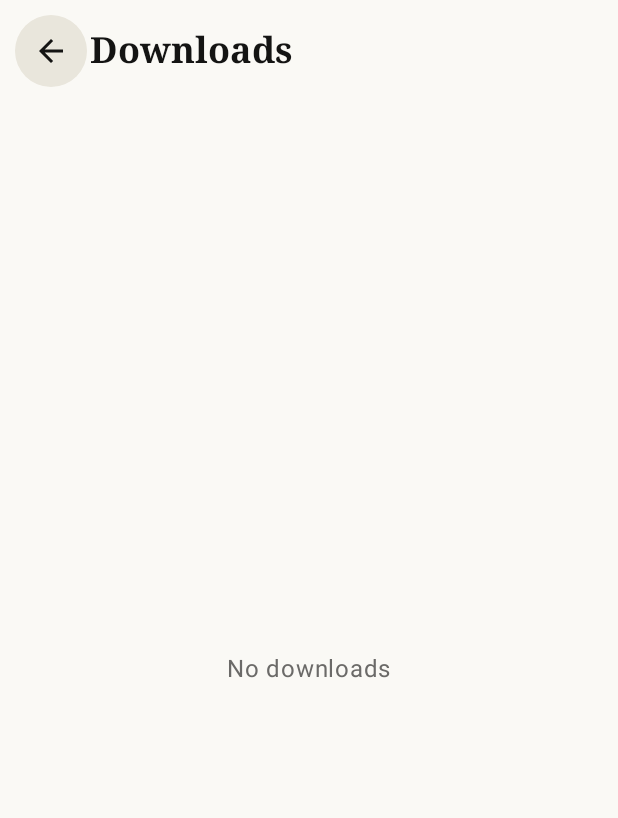
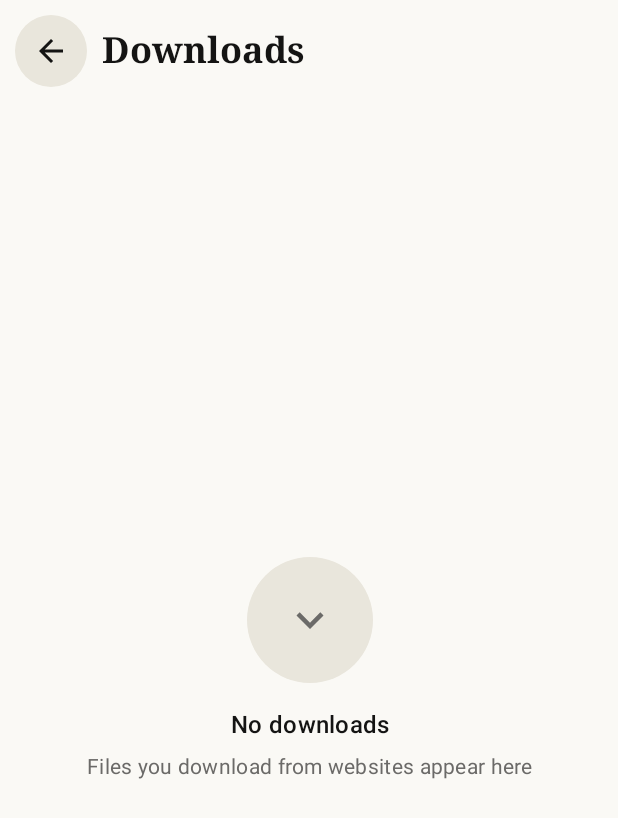
Before and after one commit to slman14422003-create/nova-browser, an Android app built with Jetpack Compose: the screen it shows after launch (PanelActivity), after a tap on "Downloads", on a phone screen of 412 x 824 dp. Shown: the top 818 px of the screen. Run offline under Robolectric (Android 15) with nearby library versions, the light colour scheme and no system bars; network calls fail; pictures from the network do not load.

Commit message:
Upload via GitHub Manager

```diff
--- a/app/src/main/AndroidManifest.xml
+++ b/app/src/main/AndroidManifest.xml
@@ -38,7 +38,7 @@
             android:launchMode="singleTask"
             android:hardwareAccelerated="true"
             android:supportsPictureInPicture="true"
-            android:configChanges="orientation|screenSize|smallestScreenSize|screenLayout|keyboardHidden|uiMode"
+            android:configChanges="orientation|screenSize|smallestScreenSize|screenLayout|keyboardHidden|keyboard|navigation|density|fontScale|colorMode|uiMode"
             android:windowSoftInputMode="adjustNothing">
             <intent-filter>
                 <action android:name="android.intent.action.MAIN" />
@@ -77,7 +77,7 @@
             android:name=".PanelActivity"
             android:exported="false"
             android:hardwareAccelerated="true"
-            android:configChanges="orientation|screenSize|smallestScreenSize|screenLayout|keyboardHidden|uiMode"
+            android:configChanges="orientation|screenSize|smallestScreenSize|screenLayout|keyboardHidden|keyboard|navigation|density|fontScale|colorMode|uiMode"
             android:windowSoftInputMode="adjustResize" />
     <service android:name=".DownloadService" android:exported="false" android:foregroundServiceType="dataSync" />
         <service android:name=".MediaService" android:exported="false" android:foregroundServiceType="mediaPlayback" />
--- a/app/src/main/java/com/nova/browser/core/I18n.kt
+++ b/app/src/main/java/com/nova/browser/core/I18n.kt
@@ -11,6 +11,37 @@ object I18n {
     fun code(): String = if (isEnglish()) "en" else "ar"
 
     val en: Map<String, String> = mapOf(
+        "صوت" to "Audio",
+        "صورة" to "Image",
+        "مستند" to "Document",
+        "أرشيف" to "Archive",
+        "تطبيق" to "App",
+        "ملف" to "file",
+        "حذف الملف؟" to "Delete file?",
+        "سيُحذف الملف من جهازك نهائياً." to "The file will be permanently deleted from your device.",
+        "جارٍ تنزيل " to "Downloading ",
+        " ملف" to " files",
+        "استئناف الكل" to "Resume all",
+        "مسح المكتملة من القائمة" to "Clear completed from list",
+        "الترتيب" to "Sort by",
+        "الأحدث أولاً" to "Newest first",
+        "الاسم" to "Name",
+        "الحجم" to "Size",
+        "بحث في التنزيلات" to "Search downloads",
+        "جارٍ" to "Active",
+        "مكتمل" to "Completed",
+        "لا نتائج" to "No results",
+        "مسح المكتملة من القائمة؟" to "Clear completed from the list?",
+        "تُزال من القائمة فقط، وتبقى الملفات على جهازك." to "They are removed from the list only; the files stay on your device.",
+        "الملفات التي تنزّلها من المواقع تظهر هنا" to "Files you download from websites appear here",
+        "اضغط «المفضلة» في قائمة الخيارات لحفظ الصفحة هنا" to "Tap “Favorites” in the options menu to save a page here",
+        "الصفحات التي تزورها تظهر هنا" to "Pages you visit appear here",
+        "اليوم" to "Today",
+        "أمس" to "Yesterday",
+        "آخر ساعة" to "Last hour",
+        "آخر 7 أيام" to "Last 7 days",
+        "كل السجل" to "All history",
+        "تم المسح" to "Cleared",
         "خلفية الترجمة" to "Caption background",
         "حجم الترجمة" to "Caption size",
         "إخفاء Shorts" to "Hide Shorts",
--- /dev/null
+++ b/app/src/main/java/com/nova/browser/ui/PanelKit.kt
@@ -0,0 +1,115 @@
+package com.nova.browser
+
+import androidx.compose.foundation.background
+import androidx.compose.foundation.horizontalScroll
+import androidx.compose.foundation.layout.*
+import androidx.compose.foundation.rememberScrollState
+import androidx.compose.foundation.shape.CircleShape
+import androidx.compose.foundation.shape.RoundedCornerShape
+import androidx.compose.material.icons.Icons
+import androidx.compose.material.icons.automirrored.filled.ArrowBack
+import androidx.compose.material.icons.filled.*
+import androidx.compose.material3.*
+import androidx.compose.runtime.*
+import androidx.compose.ui.Alignment
+import androidx.compose.ui.Modifier
+import androidx.compose.ui.draw.clip
+import androidx.compose.ui.graphics.Color
+import androidx.compose.ui.graphics.vector.ImageVector
+import androidx.compose.ui.text.font.FontWeight
+import androidx.compose.ui.text.style.TextAlign
+import androidx.compose.ui.text.style.TextOverflow
+import androidx.compose.ui.unit.dp
+
+/** أدوات واجهة مشتركة بين شاشات التنزيلات والمكتبة: شريط علوي، بحث، تبويبات، قائمة ⋮، وحالة فارغة. */
+
+@Composable
+fun PanelTopBar(title: String, subtitle: String? = null, onBack: () -> Unit, actions: @Composable RowScope.() -> Unit = {}) {
+    val cs = MaterialTheme.colorScheme
+    Row(Modifier.fillMaxWidth().padding(horizontal = 8.dp, vertical = 10.dp), verticalAlignment = Alignment.CenterVertically) {
+        RoundBtn(onClick = onBack) { Icon(Icons.AutoMirrored.Filled.ArrowBack, L("رجوع")) }
+        Spacer(Modifier.width(8.dp))
+        Column(Modifier.weight(1f)) {
+            Text(title, style = MaterialTheme.typography.headlineSmall, fontWeight = FontWeight.Bold, maxLines = 1, overflow = TextOverflow.Ellipsis)
+            if (subtitle != null) Text(subtitle, style = MaterialTheme.typography.bodySmall, color = cs.onSurfaceVariant, maxLines = 1, overflow = TextOverflow.Ellipsis)
+        }
+        actions()
+    }
+}
+
+/** زر ⋮ دائري يفتح قائمة؛ محتواها يستلم دالة إغلاق. */
+@Composable
+fun PanelMenu(content: @Composable ColumnScope.(close: () -> Unit) -> Unit) {
+    var open by remember { mutableStateOf(false) }
+    Box {
+        RoundBtn(onClick = { open = true }) { Icon(Icons.Default.MoreVert, L("المزيد")) }
+        DropdownMenu(expanded = open, onDismissRequest = { open = false }, shape = RoundedCornerShape(20.dp)) {
+            content({ open = false })
+        }
+    }
+}
+
+@Composable
+fun PanelSearch(value: String, onChange: (String) -> Unit, placeholder: String) {
+    val cs = MaterialTheme.colorScheme
+    TextField(
+        value = value, onValueChange = onChange, singleLine = true,
+        placeholder = { Text(placeholder) }, leadingIcon = { Icon(Icons.Default.Search, null) },
+        trailingIcon = if (value.isNotEmpty()) ({ IconButton(onClick = { onChange("") }) { Icon(Icons.Default.Close, L("مسح")) } }) else null,
+        shape = RoundedCornerShape(28.dp),
+        colors = TextFieldDefaults.colors(
+            focusedIndicatorColor = Color.Transparent, unfocusedIndicatorColor = Color.Transparent, disabledIndicatorColor = Color.Transparent,
+            focusedContainerColor = cs.surfaceContainerHigh, unfocusedContainerColor = cs.surfaceContainerHigh
+        ),
+        modifier = Modifier.fillMaxWidth().padding(horizontal = 16.dp, vertical = 6.dp)
+    )
+}
+
+/** تبويبات مقسّمة بعرض كامل (اختيار واحد). */
+@Composable
+fun PanelSegments(items: List<String>, selected: Int, onSelect: (Int) -> Unit) {
+    val cs = MaterialTheme.colorScheme
+    Surface(shape = RoundedCornerShape(28.dp), color = cs.surfaceContainerHigh, modifier = Modifier.fillMaxWidth().padding(horizontal = 16.dp, vertical = 6.dp)) {
+        Row(Modifier.padding(4.dp), horizontalArrangement = Arrangement.spacedBy(4.dp)) {
+            items.forEachIndexed { i, t ->
+                val on = i == selected
+                Surface(
+                    onClick = { onSelect(i) }, shape = RoundedCornerShape(24.dp),
+                    color = if (on) cs.primaryContainer else Color.Transparent, modifier = Modifier.weight(1f)
+                ) {
+                    Text(
+                        t, Modifier.fillMaxWidth().padding(vertical = 11.dp), textAlign = TextAlign.Center, maxLines = 1,
+                        style = MaterialTheme.typography.labelLarge, fontWeight = if (on) FontWeight.Bold else FontWeight.Medium,
+                        color = if (on) cs.onPrimaryContainer else cs.onSurfaceVariant
+                    )
+                }
+            }
+        }
+    }
+}
+
+/** شريحات مرشّحات قابلة للتمرير أفقياً. */
+@Composable
+fun PanelChips(items: List<String>, selected: Int, onSelect: (Int) -> Unit) {
+    Row(Modifier.fillMaxWidth().horizontalScroll(rememberScrollState()).padding(horizontal = 16.dp, vertical = 4.dp), horizontalArrangement = Arrangement.spacedBy(8.dp)) {
+        items.forEachIndexed { i, t -> FilterChip(selected = i == selected, onClick = { onSelect(i) }, label = { Text(t) }) }
+    }
+}
+
+@Composable
+fun PanelEmpty(icon: ImageVector, title: String, sub: String? = null, modifier: Modifier = Modifier.fillMaxSize()) {
+    val cs = MaterialTheme.colorScheme
+    Box(modifier.padding(32.dp), contentAlignment = Alignment.Center) {
+        Column(horizontalAlignment = Alignment.CenterHorizontally) {
+            Box(Modifier.size(84.dp).clip(CircleShape).background(cs.surfaceContainerHigh), contentAlignment = Alignment.Center) {
+                Icon(icon, null, Modifier.size(36.dp), tint = cs.onSurfaceVariant)
+            }
+            Spacer(Modifier.height(16.dp))
+            Text(title, style = MaterialTheme.typography.titleMedium, textAlign = TextAlign.Center)
+            if (sub != null) {
+                Spacer(Modifier.height(6.dp))
+                Text(sub, style = MaterialTheme.typography.bodyMedium, color = cs.onSurfaceVariant, textAlign = TextAlign.Center)
+            }
+        }
+    }
+}
```
Also changed, not shown: app/src/main/java/com/nova/browser/MainActivity.kt (+9 -0 lines), app/src/main/java/com/nova/browser/download/Downloads.kt (+136 -22 lines), app/src/main/java/com/nova/browser/panels/Library.kt (+118 -32 lines), app/src/main/java/com/nova/browser/yt/YtWeb.kt (+9 -0 lines), 1 other file.
